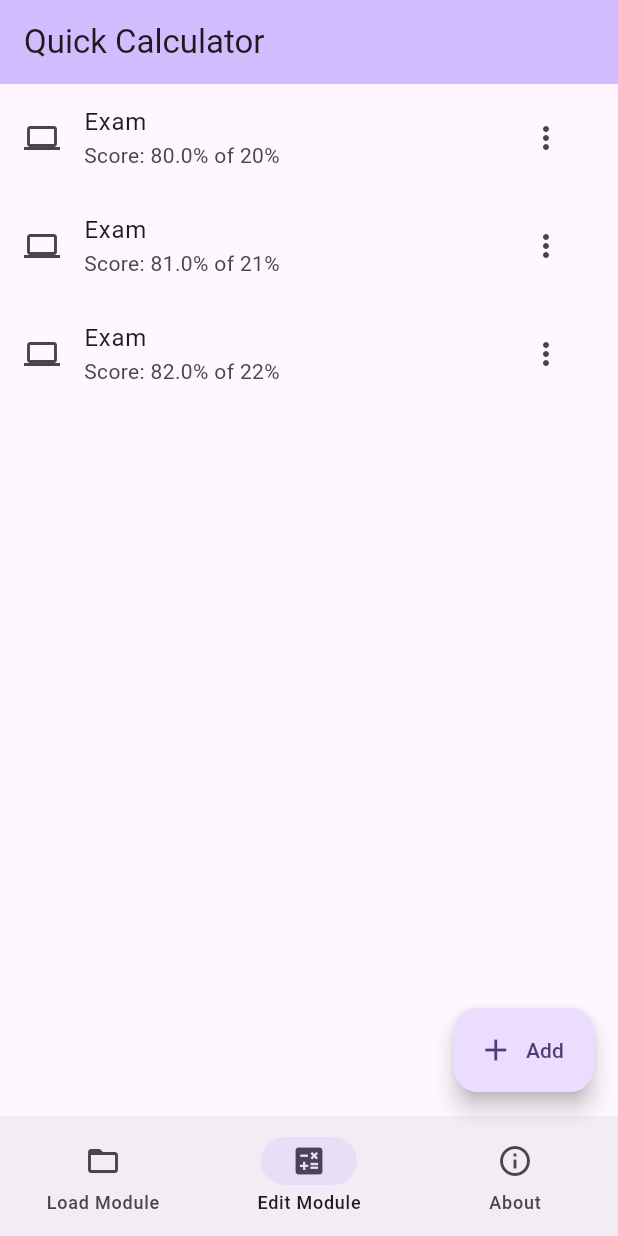
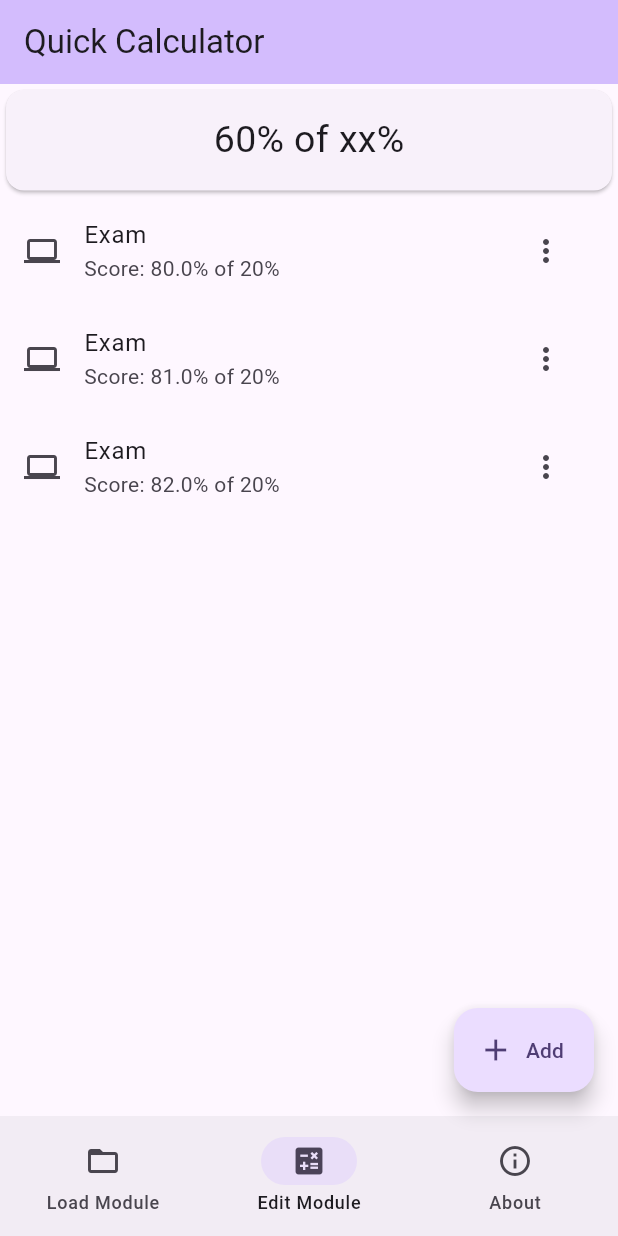
Before and after one commit to ThomasBoxall/module-grade-calculator-v2, a Flutter app: the screen it shows after launch, on a phone screen of 412 x 824 dp. Run offline on Flutter 3.47's test engine with Material 2 defaults, Android fonts, the phone set to English and light mode, and no system bars.

Commit message:
start making the module total score thing work

```diff
--- a/lib/cls/Assessment.dart
+++ b/lib/cls/Assessment.dart
@@ -33,6 +33,7 @@ class AssessmentType{
 }
 
 final Map<String, AssessmentType> assessmentTypes = {
+  "ass": AssessmentType("generic Assessment", Icons.question_mark, "ass"),
   "exm": AssessmentType("Exam", Icons.edit, "exm"),
   "cbt": AssessmentType("Computer Based Test", Icons.computer, "cbt")
 };
--- a/lib/cls/Module.dart
+++ b/lib/cls/Module.dart
@@ -29,5 +29,18 @@ class Module{
   // IconData getAssessmentIcon(int index) => assessments[index].assessmentType.icon;
   IconData getAssessmentIcon(int index) => assessmentTypes[assessments[index].assessmentType]!.icon;
 
+  int getAssessmentTotalAssValue(){
+    /// Function to return the overall assessment percentage for a given module.
+    int total = 0;
+    for(int i=0; i<assessments.length; i++){
+      print(assessments[i].assessmentPercentageOfModule);
+      if(assessments[i].taken){
+        total += assessments[i].assessmentPercentageOfModule;
+      }
+    }
+    return total;
+
+  }
+
 
 }
--- a/lib/main.dart
+++ b/lib/main.dart
@@ -47,8 +47,8 @@ void main() {
   // lines below add assessments for testing
   myModules.add(Module(true));
   myModules[0].addAssessment(Assessment("Exam", 20, 80, "cbt", true));
-  myModules[0].addAssessment(Assessment("Exam", 21, 81, "cbt", true));
-  myModules[0].addAssessment(Assessment("Exam", 22, 82, "cbt", true));
+  myModules[0].addAssessment(Assessment("Exam", 20, 81, "cbt", true));
+  myModules[0].addAssessment(Assessment("Exam", 20, 82, "cbt", true));
   print("myModules length ${myModules.length}");
   print("myModules[0] assessments length: ${myModules[0].assessments.length}");
 
@@ -97,6 +97,8 @@ class _AddEditPageState extends State<AddEditPage> {
   final _addEditFormKey = GlobalKey<FormState>();
 
   String assessmentTypeCode = "ass";
+
+  int totalModuleAssessmentsPercentage = myModules[currentModule].getAssessmentTotalAssValue();
 
   @override
   Widget build(BuildContext context) {
@@ -187,6 +189,8 @@ class _AddEditPageState extends State<AddEditPage> {
                       return 'Please enter a whole number';
                     } else if(int.parse(value) > 100 || int.parse(value) < 0){
                       return 'Please enter a value between 0 and 100';
+                    } else if(totalModuleAssessmentsPercentage + int.parse(value) > 100){
+                      return "Please enter a value which total your overall assessment percentage to less than 100%";
                     }
                     return null;
                   },
@@ -266,7 +270,9 @@ class _AddEditPageState extends State<AddEditPage> {
                           print("ASS % OF MOD: ${assessmentPercentageOfModuleController.text}");
                           print("TAKEN: ${assessmentTakenCheckboxValue}");
                           print("% OF ASS: ${markPercentageOfAssessmentController.text}");
+                          print("Total ASS%: ${myModules[currentModule].getAssessmentTotalAssValue()}");
                           myModules[currentModule].addAssessment(Assessment(assessmentNameController.text, int.parse(assessmentPercentageOfModuleController.text), double.parse(markPercentageOfAssessmentController.text), assessmentTypeCode, assessmentTakenCheckboxValue));
+                          print("Total ASS% with new: ${myModules[currentModule].getAssessmentTotalAssValue()}");
                           Future.delayed(const Duration(milliseconds: 1505), (){
                             Navigator.pop(context);
                           });
@@ -312,7 +318,32 @@ class _EditModuleState extends State<EditModule> {
         title: Text(widget.title),
       ),
       body: Column(
+        mainAxisAlignment: MainAxisAlignment.start,
         children: <Widget>[
+          // FractionallySizedBox(
+          //     widthFactor: 0.9,
+          //     heightFactor: 0.2,
+          //     alignment: FractionalOffset.center,
+          //     child: Card(
+          //       child: Text("Test"),
+          //     )
+          //   ),
+          ConstrainedBox(
+            constraints: const BoxConstraints(
+              minHeight: 75,
+              minWidth: 300,
+            ),
+            child: Card(
+              child: Center(
+                child: Text(
+                  "${myModules[currentModule].getAssessmentTotalAssValue().toString()}% of xx%",
+                  style: TextStyle(
+                    fontSize: 25,
+                  )
+                ),
+              ),
+            ),
+          ),
           Expanded(
             child: ListView.builder(
               itemCount: myModules[currentModule].getNoOfAssessments(),
```
